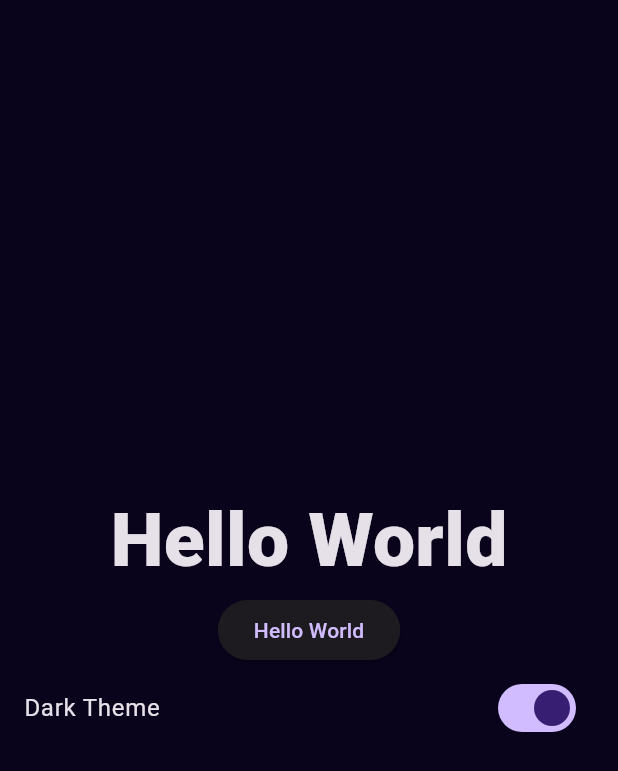
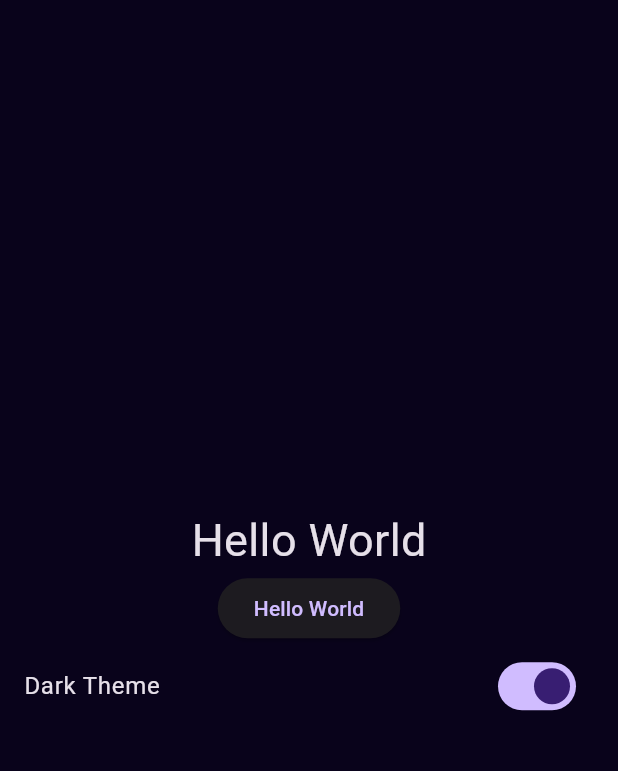
Before and after one commit to khaledtarek12/E-Commerce-App, a Flutter app: the HomeScreen screen opened directly, after a tap on "Light Theme", on a phone screen of 412 x 824 dp. Shown: the top 771 px of the screen. Run offline on Flutter 3.47's test engine with Material 3 defaults, Android fonts, the phone set to English and light mode, and no system bars; our stand-ins replace flutter_iconly, font_awesome_flutter, persistent_bottom_nav_bar, shared_preferences; missing offline and left inert: uicons; accounts and stored records are empty.

```diff
--- a/lib/main.dart
+++ b/lib/main.dart
@@ -1,6 +1,6 @@
 import 'package:e_commerce_app/constants/theme_data.dart';
 import 'package:e_commerce_app/providers/theme_provider.dart';
-import 'package:e_commerce_app/screens/chat_screen.dart';
+import 'package:e_commerce_app/root_screen.dart';
 import 'package:flutter/material.dart';
 import 'package:provider/provider.dart';
 
@@ -23,7 +23,7 @@ class EcommerceApp extends StatelessWidget {
           title: 'E-Commerce App',
           theme: Styles.themeData(
               isDarkTheme: themeProvider.getIsDarkTheme, context: context),
-          home: const ChatScreen(),
+          home: const RootScreen(),
         );
       }),
     );
--- /dev/null
+++ b/lib/root_screen.dart
@@ -0,0 +1,73 @@
+import 'package:e_commerce_app/screens/cart_screen.dart';
+import 'package:e_commerce_app/screens/home_screen.dart';
+import 'package:e_commerce_app/screens/profile_screen.dart';
+import 'package:e_commerce_app/screens/search_screen.dart';
+import 'package:flutter/material.dart';
+import 'package:flutter_iconly/flutter_iconly.dart';
+
+class RootScreen extends StatefulWidget {
+  const RootScreen({super.key});
+
+  @override
+  State<RootScreen> createState() => _RootScreenState();
+}
+
+late PageController controller;
+int currentScreen = 0;
+List<Widget> screens = const [
+  HomeScreen(),
+  SearchScreen(),
+  CartScreen(),
+  ProfileScreen(),
+];
+
+class _RootScreenState extends State<RootScreen> {
+  @override
+  void initState() {
+    super.initState();
+    controller = PageController(initialPage: currentScreen);
+  }
+
+  @override
+  Widget build(BuildContext context) {
+    return Scaffold(
+      body: PageView(
+        controller: controller,
+        children: screens,
+      ),
+      bottomNavigationBar: NavigationBar(
+        selectedIndex: currentScreen,
+        backgroundColor: Theme.of(context).scaffoldBackgroundColor,
+        elevation: 5,
+        destinations: const [
+          NavigationDestination(
+            selectedIcon: Icon(IconlyBold.home),
+            icon: Icon(IconlyLight.home),
+            label: 'Home',
+          ),
+          NavigationDestination(
+            selectedIcon: Icon(IconlyBold.search),
+            icon: Icon(IconlyLight.search),
+            label: 'Search',
+          ),
+          NavigationDestination(
+            selectedIcon: Icon(IconlyBold.bag2),
+            icon: Icon(IconlyLight.bag2),
+            label: 'Cart',
+          ),
+          NavigationDestination(
+            selectedIcon: Icon(IconlyBold.profile),
+            icon: Icon(IconlyLight.profile),
+            label: 'Profile',
+          ),
+        ],
+        onDestinationSelected: (index) {
+          setState(() {
+            currentScreen = index;
+          });
+          controller.jumpToPage(currentScreen);
+        },
+      ),
+    );
+  }
+}
--- a/lib/screens/chat_screen.dart
+++ b/lib/screens/chat_screen.dart
@@ -1,5 +1,5 @@
-import 'package:e_commerce_app/screens/models/chat_model.dart';
-import 'package:e_commerce_app/screens/widgets/chat_item.dart';
+import 'package:e_commerce_app/models/chat_model.dart';
+import 'package:e_commerce_app/widgets/chat_item.dart';
 import 'package:flutter/material.dart';
 import 'package:font_awesome_flutter/font_awesome_flutter.dart';
 import 'package:persistent_bottom_nav_bar/persistent_bottom_nav_bar.dart';
--- a/lib/screens/home_screen.dart
+++ b/lib/screens/home_screen.dart
@@ -1,4 +1,5 @@
 import 'package:e_commerce_app/providers/theme_provider.dart';
+import 'package:e_commerce_app/widgets/subtitletext.dart';
 import 'package:flutter/material.dart';
 import 'package:provider/provider.dart';
 
@@ -13,8 +14,7 @@ class HomeScreen extends StatelessWidget {
         body: Column(
           mainAxisAlignment: MainAxisAlignment.center,
           children: [
-            const Text("Hello World",
-                style: TextStyle(fontSize: 50, fontWeight: FontWeight.w800)),
+            const SubTitleText(lable: "Hello World", fontSize: 30),
             ElevatedButton(onPressed: () {}, child: const Text("Hello World")),
             SwitchListTile(
               title: Text(
--- a/lib/screens/widgets/chat_item.dart
+++ b/lib/widgets/chat_item.dart
@@ -1,6 +1,6 @@
 import 'package:flutter/material.dart';
 
-import 'package:e_commerce_app/screens/models/chat_model.dart';
+import 'package:e_commerce_app/models/chat_model.dart';
 
 class ChatItem extends StatelessWidget {
   final ChatModel chatModel;
--- /dev/null
+++ b/lib/widgets/subtitletext.dart
@@ -0,0 +1,32 @@
+import 'package:flutter/material.dart';
+
+class SubTitleText extends StatelessWidget {
+  const SubTitleText({
+    super.key,
+    this.fontWeight = FontWeight.normal,
+    required this.lable,
+    this.color,
+    this.textDecoration = TextDecoration.none,
+    this.fontStyle = FontStyle.normal,
+    this.fontSize = 18,
+  });
+
+  final FontWeight fontWeight;
+  final String lable;
+  final Color? color;
+  final TextDecoration textDecoration;
+  final FontStyle fontStyle;
+  final double fontSize;
+
+  @override
+  Widget build(BuildContext context) {
+    return Text(lable,
+        style: TextStyle(
+          fontSize: fontSize,
+          fontWeight: fontWeight,
+          fontStyle: fontStyle,
+          color: color,
+          decoration: textDecoration,
+        ));
+  }
+}
--- a/pubspec.yaml
+++ b/pubspec.yaml
@@ -40,6 +40,7 @@ dependencies:
   font_awesome_flutter: ^10.7.0
   uicons: ^1.0.1
   persistent_bottom_nav_bar: ^6.2.1
+  flutter_iconly: ^1.0.2
 
 
 dev_dependencies:
@@ -67,6 +68,10 @@ flutter:
   # To add assets to your application, add an assets section, like this:
   assets:
     - assets/images/
+    - assets/images/bag/
+    - assets/images/profile/
+    - assets/images/banners/
+    - assets/images/categories/
 
   # An image asset can refer to one or more resolution-specific "variants", see
   # https://flutter.dev/assets-and-images/#resolution-aware
```
Also changed, not shown: lib/screens/cart_screen.dart (added, +15 -0 lines), lib/screens/profile_screen.dart (added, +16 -0 lines), lib/screens/search_screen.dart (added, +15 -0 lines), lib/widgets/title_text.dart (added, +29 -0 lines), lib/models/chat_model.dart (renamed from lib/screens/models/chat_model.dart), pubspec.lock.
